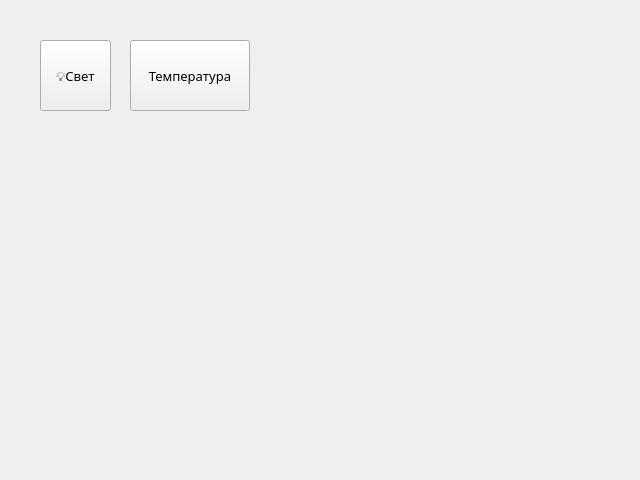
Before: the Qt Designer form ui/control_widget.ui in chelovek12565/farm, drawn with Qt 5.
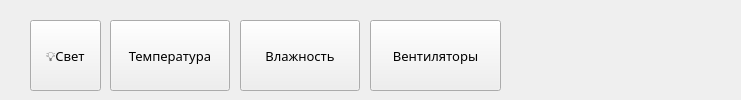
After: the same form once the commit is applied.

```diff
--- a/ui/control_widget.ui
+++ b/ui/control_widget.ui
@@ -6,18 +6,39 @@
    <rect>
     <x>0</x>
     <y>0</y>
-    <width>640</width>
-    <height>480</height>
+    <width>741</width>
+    <height>100</height>
    </rect>
   </property>
+  <property name="sizePolicy">
+   <sizepolicy hsizetype="Fixed" vsizetype="Fixed">
+    <horstretch>0</horstretch>
+    <verstretch>0</verstretch>
+   </sizepolicy>
+  </property>
+  <property name="minimumSize">
+   <size>
+    <width>741</width>
+    <height>100</height>
+   </size>
+  </property>
+  <property name="maximumSize">
+   <size>
+    <width>16777215</width>
+    <height>100</height>
+   </size>
+  </property>
   <property name="windowTitle">
    <string>Form</string>
   </property>
+  <property name="styleSheet">
+   <string notr="true"/>
+  </property>
   <widget class="QPushButton" name="lightButton">
    <property name="geometry">
     <rect>
-     <x>40</x>
-     <y>40</y>
+     <x>30</x>
+     <y>20</y>
      <width>71</width>
      <height>71</height>
     </rect>
@@ -65,8 +86,8 @@
   <widget class="QPushButton" name="lightButton_2">
    <property name="geometry">
     <rect>
-     <x>130</x>
-     <y>40</y>
+     <x>110</x>
+     <y>20</y>
      <width>120</width>
      <height>71</height>
     </rect>
@@ -105,6 +126,92 @@
     <bool>false</bool>
    </property>
   </widget>
+  <widget class="QPushButton" name="lightButton_5">
+   <property name="geometry">
+    <rect>
+     <x>240</x>
+     <y>20</y>
+     <width>120</width>
+     <height>71</height>
+    </rect>
+   </property>
+   <property name="sizePolicy">
+    <sizepolicy hsizetype="Fixed" vsizetype="Minimum">
+     <horstretch>0</horstretch>
+     <verstretch>0</verstretch>
+    </sizepolicy>
+   </property>
+   <property name="minimumSize">
+    <size>
+     <width>120</width>
+     <height>0</height>
+    </size>
+   </property>
+   <property name="font">
+    <font>
+     <family>Segoe UI Variable Text Semibold</family>
+     <pointsize>10</pointsize>
+    </font>
+   </property>
+   <property name="autoFillBackground">
+    <bool>false</bool>
+   </property>
+   <property name="styleSheet">
+    <string notr="true"/>
+   </property>
+   <property name="text">
+    <string>Влажность</string>
+   </property>
+   <property name="autoDefault">
+    <bool>false</bool>
+   </property>
+   <property name="default">
+    <bool>false</bool>
+   </property>
+  </widget>
+  <widget class="QPushButton" name="lightButton_6">
+   <property name="geometry">
+    <rect>
+     <x>370</x>
+     <y>20</y>
+     <width>131</width>
+     <height>71</height>
+    </rect>
+   </property>
+   <property name="sizePolicy">
+    <sizepolicy hsizetype="Fixed" vsizetype="Minimum">
+     <horstretch>0</horstretch>
+     <verstretch>0</verstretch>
+    </sizepolicy>
+   </property>
+   <property name="minimumSize">
+    <size>
+     <width>120</width>
+     <height>0</height>
+    </size>
+   </property>
+   <property name="font">
+    <font>
+     <family>Segoe UI Variable Text Semibold</family>
+     <pointsize>10</pointsize>
+    </font>
+   </property>
+   <property name="autoFillBackground">
+    <bool>false</bool>
+   </property>
+   <property name="styleSheet">
+    <string notr="true"/>
+   </property>
+   <property name="text">
+    <string>Вентиляторы</string>
+   </property>
+   <property name="autoDefault">
+    <bool>false</bool>
+   </property>
+   <property name="default">
+    <bool>false</bool>
+   </property>
+  </widget>
  </widget>
  <resources/>
  <connections/>
```
Left out of the diff: 2 changed lines with no effect on the pictures.
